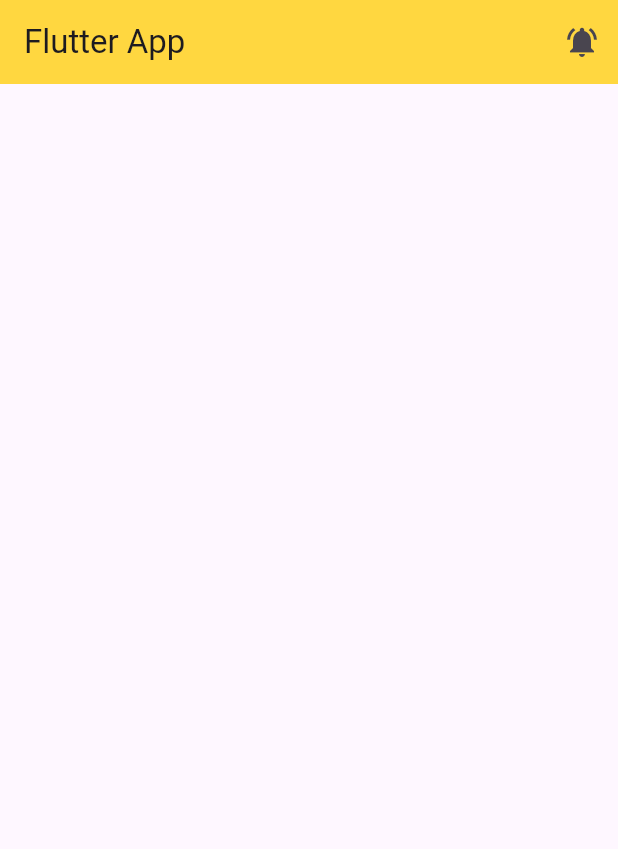
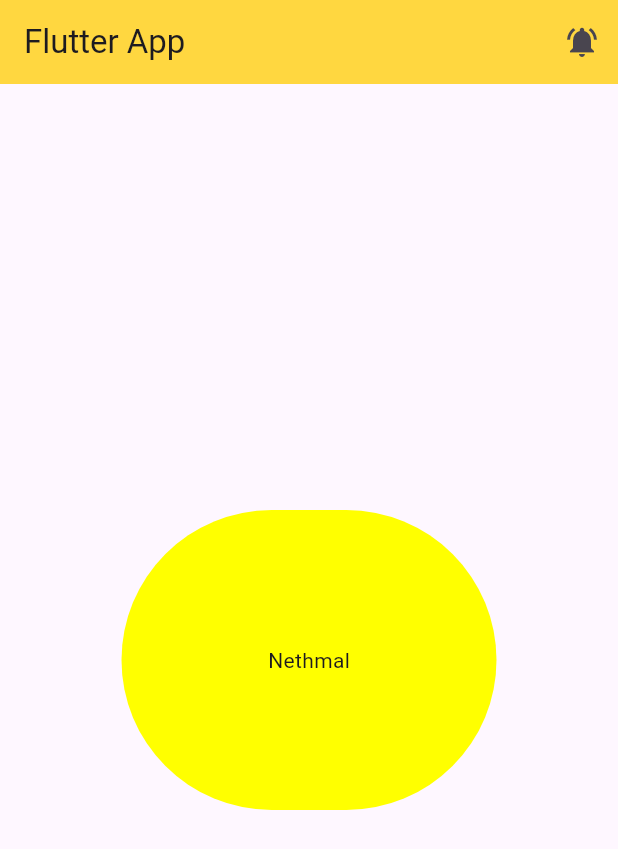
Before and after one commit to nethmalgeesaraux/flutter_tutorials, a Flutter app: the screen it shows after launch, on a phone screen of 412 x 824 dp. Shown: the top 849 px of the screen. Run offline on Flutter 3.47's test engine with Material 3 defaults, Android fonts, the phone set to English and light mode, and no system bars.

Commit message:
Contoiner,Center

```diff
--- a/lib/main.dart
+++ b/lib/main.dart
@@ -13,17 +13,27 @@ class MyApp extends StatelessWidget {
       title: "new app",
       home: Scaffold(
         appBar: AppBar(
-          title:const Text("Flutter App"),
+          title: const Text("Flutter App"),
           backgroundColor: Colors.amberAccent,
           actions: [
             IconButton(
               icon: const Icon(Icons.notifications_active),
-              onPressed: () {
-                },
-              ),
-            ],
+              onPressed: () {},
+            ),
+          ],
+        ),
+        body: Center(
+          child: Container(
+            width: 250,
+            height: 200,
+            decoration: BoxDecoration(
+              borderRadius: BorderRadius.circular(1000),
+              color: Colors.yellowAccent,
+            ),
+            child: Center(child: const Text("Nethmal")),
           ),
         ),
+      ),
     );
   }
 }
```
